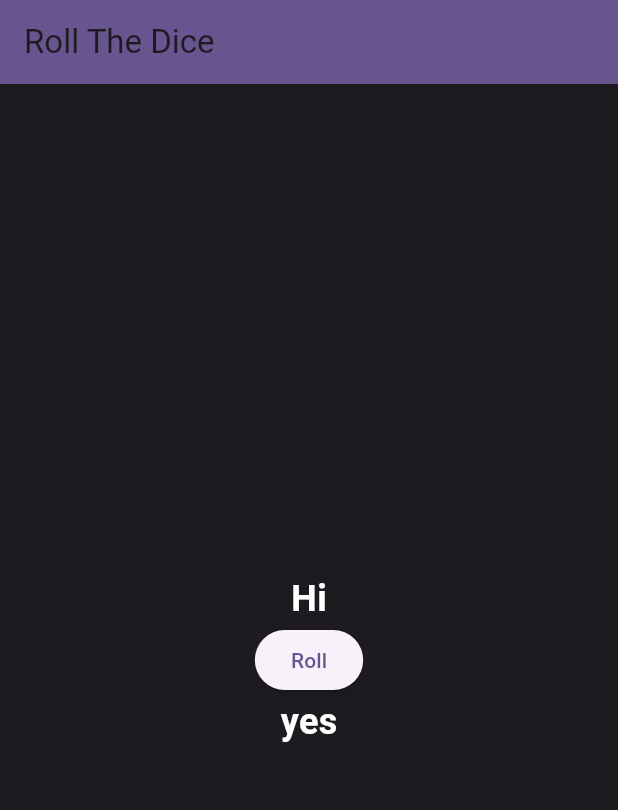
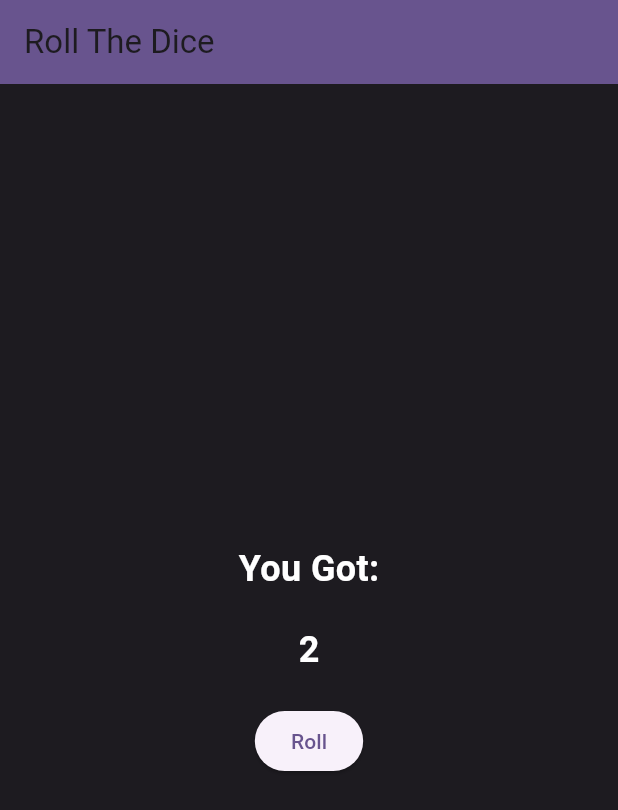
Before and after one commit to TalipTun/Flutter_Roll_The_Dice, a Flutter app: the screen it shows after launch, after a tap on "Roll", on a phone screen of 412 x 824 dp. Shown: the top 810 px of the screen. Run offline on Flutter 3.47's test engine with Material 3 defaults, Android fonts, the phone set to English and light mode, and no system bars.

Commit message:
App generates dice numbers successfully uopn pressing Roll button

```diff
--- a/dice_roll_app/lib/main.dart
+++ b/dice_roll_app/lib/main.dart
@@ -1,3 +1,5 @@
+import 'dart:math';
+
 import 'package:flutter/material.dart';
 
 void main() {
@@ -31,11 +33,9 @@ class _HomePageState extends State<HomePage> {
   String rolled = "no";
   void roll() {
     setState(() {
-      if (rolled == "yes") {
-        rolled = "no";
-      } else {
-        rolled = "yes";
-      }
+      var intValue = Random().nextInt(7); // Value is >= 0 and < 10.
+
+      rolled = "$intValue";
     });
   }
 
@@ -55,7 +55,7 @@ class _HomePageState extends State<HomePage> {
           crossAxisAlignment: CrossAxisAlignment.center,
           children: [
             const Text(
-              "Hi",
+              "You Got:",
               style: TextStyle(
                 fontSize: 24,
                 fontWeight: FontWeight.bold,
@@ -63,7 +63,7 @@ class _HomePageState extends State<HomePage> {
               ),
             ),
 
-            ElevatedButton(onPressed: roll, child: Text("Roll")),
+            const SizedBox(width: 10, height: 20),
 
             Text(
               rolled,
@@ -73,6 +73,10 @@ class _HomePageState extends State<HomePage> {
                 color: Colors.white,
               ),
             ),
+
+            const SizedBox(width: 10, height: 20),
+
+            ElevatedButton(onPressed: roll, child: Text("Roll")),
           ],
         ),
       ),
```
